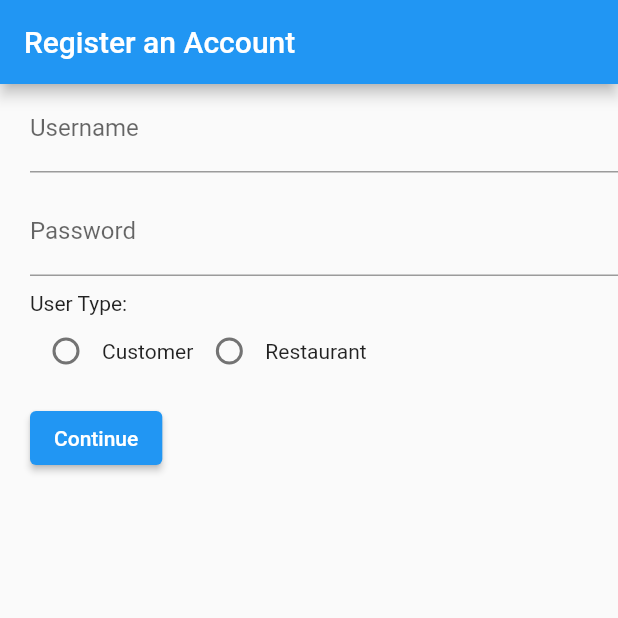
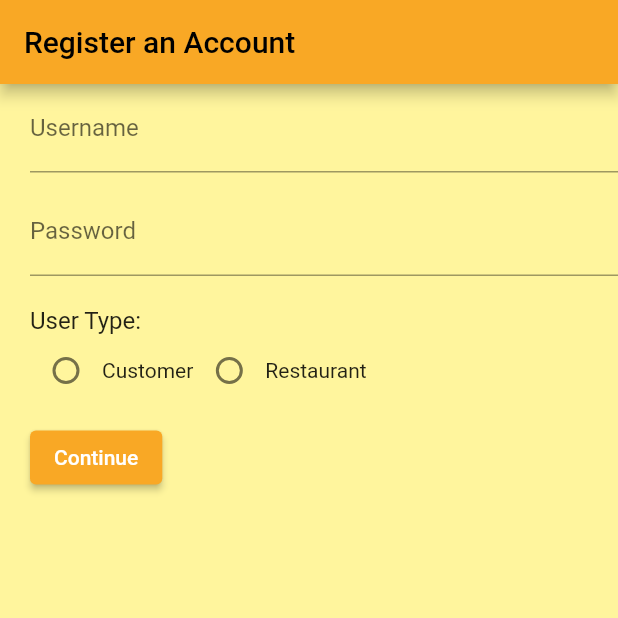
Before and after one commit to wenjie-1997/GoBites, a Flutter app: the screen it shows after launch, after a tap on "New user? Register Now", on a phone screen of 412 x 824 dp, the top half of it. Run offline on Flutter 3.47's test engine with Material 2 defaults, Android fonts, the phone set to English and light mode, and no system bars; our stand-ins replace date_format, flutter_spinkit; accounts and stored records are empty.

Commit message:
Update registration.dart

```diff
--- a/demo/lib/pages/registration.dart
+++ b/demo/lib/pages/registration.dart
@@ -3,6 +3,7 @@
 // This sample shows an [AppBar] with two simple actions. The first action
 // opens a [SnackBar], while the second action navigates to a new page.
 import 'dart:convert';
+import 'dart:ui';
 import 'package:demo/pages/login.dart';
 import 'package:flutter/material.dart';
 import 'package:demo/modules/http.dart';
@@ -34,6 +35,10 @@ class _RegisterState extends State<Register> {
   Widget build(BuildContext context) {
     return MaterialApp(
       title: _title,
+      theme: ThemeData(
+        primaryColor: Colors.yellow[800],
+        accentColor: Colors.yellow[600],
+      ),
       home: MyStatelessWidget(),
     );
   }
@@ -50,8 +55,12 @@ class MyStatelessWidget extends StatelessWidget {
     return Scaffold(
       key: scaffoldKey,
       appBar: AppBar(
-        title: const Text('Register an Account'),
+        title: const Text(
+          'Register an Account',
+          style: TextStyle(color: Colors.black),
+        ),
       ),
+      backgroundColor: Colors.yellow[200],
       body: RegistrationForm(),
     );
   }
@@ -64,14 +73,7 @@ class RegistrationForm extends StatefulWidget {
   }
 }
 
-// Create a corresponding State class.
-// This class holds data related to the form.
 class RegistrationFormState extends State<RegistrationForm> {
-  // Create a global key that uniquely identifies the Form widget
-  // and allows validation of the form.
-  //
-  // Note: This is a GlobalKey<FormState>,
-  // not a GlobalKey<MyCustomFormState>.
   final _formKey = GlobalKey<FormState>();
 
   @override
@@ -131,8 +133,12 @@ class RegistrationFormState extends State<RegistrationForm> {
               Align(
                 alignment: Alignment.centerLeft,
                 child: Container(
+                  padding: EdgeInsets.only(top: 10),
                   child: Text(
                     'User Type:',
+                    style: TextStyle(
+                      fontSize: 16,
+                    ),
                   ),
                 ),
               ),
@@ -166,6 +172,15 @@ class RegistrationFormState extends State<RegistrationForm> {
           Padding(
             padding: EdgeInsets.only(left: 20, bottom: 10),
             child: ElevatedButton(
+              style: ButtonStyle(
+                backgroundColor: MaterialStateProperty.resolveWith<Color>(
+                  (Set<MaterialState> states) {
+                    if (states.contains(MaterialState.pressed))
+                      return Colors.yellow[800].withOpacity(0.5);
+                    return Colors.yellow[800]; // Use the component's default.
+                  },
+                ),
+              ),
               onPressed: () {
                 if (_formKey.currentState.validate()) {
                   if (usertype == "customer") {
@@ -263,6 +278,7 @@ class CusRegistrationFormState extends State<CusRegistrationForm> {
     // Build a Form widget using the _formKey created above.
     return Scaffold(
         appBar: AppBar(title: Text('Customer Registration')),
+        backgroundColor: Colors.yellow[200],
         body: SingleChildScrollView(
           child: Form(
             key: _formKey,
@@ -340,10 +356,13 @@ class CusRegistrationFormState extends State<CusRegistrationForm> {
                       ),
                     ),
                     Row(children: [
-                      Text("${birthdate != null ? birthdate.toLocal() : ''}"
-                          .split(' ')[0]),
+                      Text(
+                          "${birthdate != null ? birthdate.toLocal() : 'Please Select the date'}"
+                              .split(' ')[0]),
                       Material(
                         child: Center(
+                            child: Container(
+                          color: Colors.yellow[200],
                           child: IconButton(
                             icon: Icon(
                               Icons.calendar_today_sharp,
@@ -351,7 +370,7 @@ class CusRegistrationFormState extends State<CusRegistrationForm> {
                             color: Colors.black,
                             onPressed: () => _selectDate(context),
                           ),
-                        ),
+                        )),
                       ),
                     ]),
                   ]),
@@ -424,6 +443,16 @@ class CusRegistrationFormState extends State<CusRegistrationForm> {
                 Padding(
                   padding: EdgeInsets.all(20),
                   child: ElevatedButton(
+                    style: ButtonStyle(
+                      backgroundColor: MaterialStateProperty.resolveWith<Color>(
+                        (Set<MaterialState> states) {
+                          if (states.contains(MaterialState.pressed))
+                            return Colors.yellow[800].withOpacity(0.5);
+                          return Colors
+                              .yellow[800]; // Use the component's default.
+                        },
+                      ),
+                    ),
                     onPressed: () {
                       if (_formKey.currentState.validate()) {
                         customerRegister();
@@ -501,11 +530,13 @@ class RestRegistrationFormState extends State<RestRegistrationForm> {
   Widget build(BuildContext context) {
     // Build a Form widget using the _formKey created above.
     return Scaffold(
-      appBar: AppBar(title: Text('Customer Registration')),
+      appBar: AppBar(title: Text('Restaurant Registration')),
+      backgroundColor: Colors.yellow[200],
       body: SingleChildScrollView(
         child: Form(
           key: _formKey,
           child: Column(
+            crossAxisAlignment: CrossAxisAlignment.start,
             children: [
               Container(
                 padding: EdgeInsets.only(left: 20, bottom: 15),
@@ -658,6 +689,16 @@ class RestRegistrationFormState extends State<RestRegistrationForm> {
               Padding(
                 padding: EdgeInsets.only(left: 20, bottom: 15),
                 child: ElevatedButton(
+                  style: ButtonStyle(
+                    backgroundColor: MaterialStateProperty.resolveWith<Color>(
+                      (Set<MaterialState> states) {
+                        if (states.contains(MaterialState.pressed))
+                          return Colors.yellow[800].withOpacity(0.5);
+                        return Colors
+                            .yellow[800]; // Use the component's default.
+                      },
+                    ),
+                  ),
                   onPressed: () {
                     if (_formKey.currentState.validate()) {
                       restaurantRegister();
```
